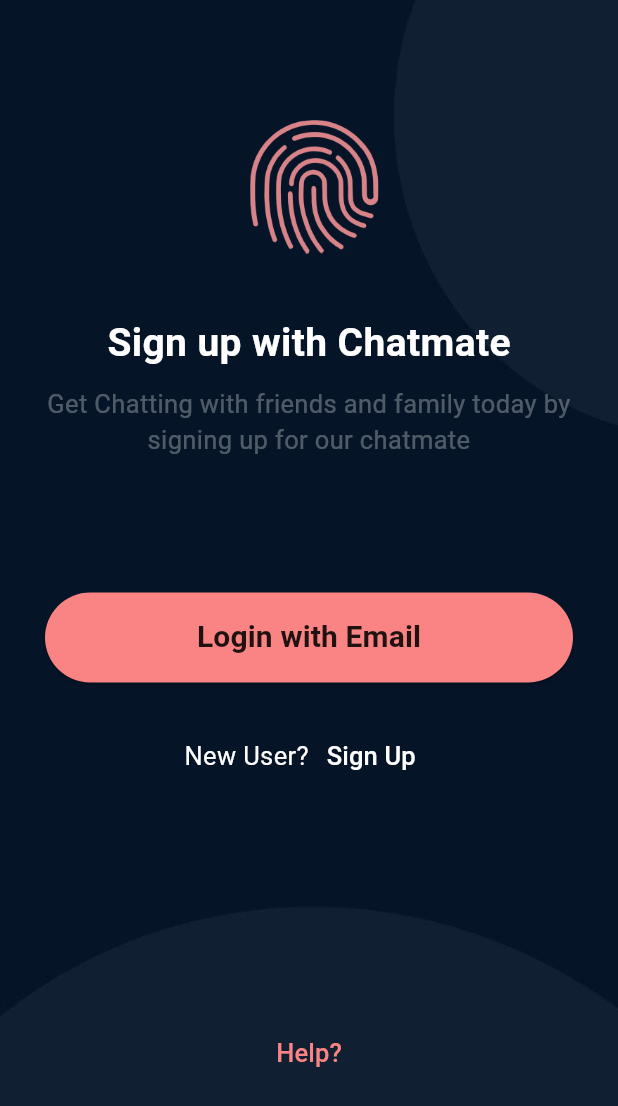
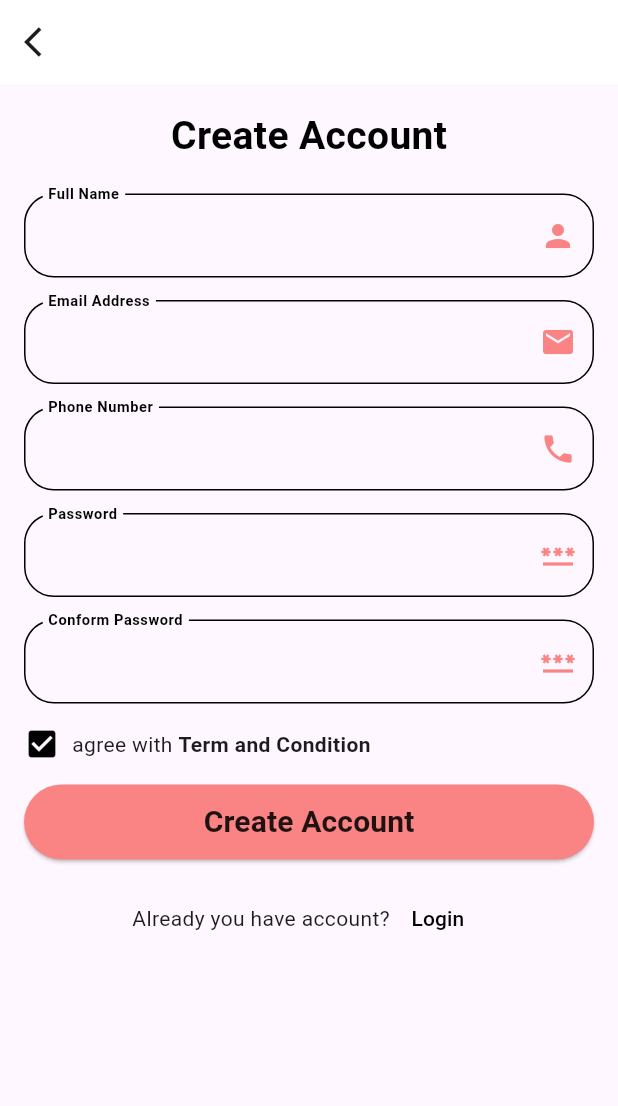
Before and after one commit to marufhasanmitul/chatmate, a Flutter app: the screen it shows after launch, after a tap on "Sign Up", on a phone screen of 412 x 824 dp. Shown: the top 1106 px of the screen. Run offline on Flutter 3.47's test engine with Material 2 defaults, Android fonts, the phone set to English and light mode, and no system bars; our stand-ins replace get.

Commit message:
SignUpScreen has added

```diff
--- a/lib/screens/authScreens/LoginScreen.dart
+++ b/lib/screens/authScreens/LoginScreen.dart
@@ -1,4 +1,5 @@
 import 'package:chatmate/Utils/colorAll.dart';
+import 'package:chatmate/screens/authScreens/SignUpScreen.dart';
 import 'package:chatmate/screens/splash_screen.dart';
 import 'package:flutter/material.dart';
 import 'package:get/get.dart';
@@ -178,7 +179,9 @@ class _LoginScreenState extends State<LoginScreen> {
                   children: [
                     const Text("Don't have an account?"),
                     TextButton(
-                      onPressed: () {},
+                      onPressed: () {
+                        Get.to(const SignUpScreen());
+                      },
                       child: const Text("Sign Up",
                           style: TextStyle(
                               color: Colors.black,
--- /dev/null
+++ b/lib/screens/authScreens/SignUpScreen.dart
@@ -0,0 +1,293 @@
+import 'package:chatmate/Utils/colorAll.dart';
+import 'package:chatmate/screens/authScreens/LoginScreen.dart';
+import 'package:chatmate/screens/splash_screen.dart';
+import 'package:flutter/material.dart';
+import 'package:get/get.dart';
+
+class SignUpScreen extends StatefulWidget {
+  const SignUpScreen({super.key});
+
+  @override
+  State<SignUpScreen> createState() => _SignUpScreenState();
+}
+
+class _SignUpScreenState extends State<SignUpScreen> {
+  final globalkey = GlobalKey<FormState>();
+  final TextEditingController emailController = TextEditingController();
+  final TextEditingController passwordController = TextEditingController();
+  final TextEditingController massageController = TextEditingController();
+
+  String? _validateEmail(value) {
+    if (value!.isEmpty) {
+      return 'Please enter an Email';
+    }
+    RegExp emailReg = RegExp(r'^[\w-\.]+@([\w-]+\.)+[\w-]{2,4}$');
+    if (!emailReg.hasMatch(value)) {
+      return 'Please enter an valid email';
+    }
+    return null;
+  }
+
+  void _submitform() {
+    if (globalkey.currentState!.validate()) {}
+  }
+
+  @override
+  Widget build(BuildContext context) {
+    return Scaffold(
+      appBar: AppBar(
+        leading: IconButton(
+            onPressed: () {
+              Get.off(const SplashScreen());
+            },
+            icon: const Icon(Icons.arrow_back_ios)),
+        backgroundColor: Colors.white,
+        elevation: 0,
+      ),
+      body: SingleChildScrollView(
+        scrollDirection: Axis.vertical,
+        child: Padding(
+          padding: const EdgeInsets.all(16.0),
+          child: Column(
+            crossAxisAlignment: CrossAxisAlignment.center,
+            mainAxisAlignment: MainAxisAlignment.center,
+            children: [
+              const Text(
+                'Create Account',
+                style: TextStyle(
+                    fontWeight: FontWeight.bold,
+                    fontSize: 26,
+                    color: Colors.black),
+              ),
+              const SizedBox(
+                height: 20,
+              ),
+              Form(
+                key: globalkey,
+                child: Column(
+                  children: [
+                    TextFormField(
+                      controller: passwordController,
+                      keyboardType: TextInputType.visiblePassword,
+                      decoration: InputDecoration(
+                        suffixIcon: const Icon(Icons.person),
+                        suffixIconColor: ColorAll.primaryColor,
+                        enabledBorder: OutlineInputBorder(
+                            borderRadius: BorderRadius.circular(20),
+                            borderSide:
+                                const BorderSide(color: Colors.black)),
+                        focusedBorder: OutlineInputBorder(
+                            borderRadius: BorderRadius.circular(20),
+                            borderSide: const BorderSide(
+                                color: ColorAll.primaryColor)),
+                        floatingLabelBehavior: FloatingLabelBehavior.always,
+                        label: const Text(
+                          'Full Name',
+                          style: TextStyle(color: Colors.black, fontSize: 13),
+                        ),
+                        labelStyle: const TextStyle(
+                            fontSize: 60, fontWeight: FontWeight.bold),
+                      ),
+                      validator: (value) {
+                        if (value == null || value!.isEmpty) {
+                          return 'Please Enter your Name';
+                        }
+                        return null;
+                      },
+                    ),
+                    const SizedBox(
+                      height: 15,
+                    ),
+                    TextFormField(
+                        controller: emailController,
+                        keyboardType: TextInputType.emailAddress,
+                        decoration: InputDecoration(
+                          suffixIcon: const Icon(
+                            Icons.mail,
+                          ),
+                          suffixIconColor: ColorAll.primaryColor,
+                          enabledBorder: OutlineInputBorder(
+                              borderRadius: BorderRadius.circular(20),
+                              borderSide:
+                                  const BorderSide(color: Colors.black)),
+                          focusedBorder: OutlineInputBorder(
+                              borderRadius: BorderRadius.circular(20),
+                              borderSide: const BorderSide(
+                                  color: ColorAll.primaryColor)),
+                          floatingLabelBehavior: FloatingLabelBehavior.always,
+                          label: const Text(
+                            'Email Address',
+                            style:
+                                TextStyle(color: Colors.black, fontSize: 13),
+                          ),
+                          labelStyle: const TextStyle(
+                              fontSize: 60, fontWeight: FontWeight.bold),
+                        ),
+                        validator: _validateEmail),
+                    const SizedBox(
+                      height: 15,
+                    ),
+                    TextFormField(
+                      controller: passwordController,
+                      keyboardType: TextInputType.visiblePassword,
+                      decoration: InputDecoration(
+                        suffixIcon: const Icon(Icons.phone),
+                        suffixIconColor: ColorAll.primaryColor,
+                        enabledBorder: OutlineInputBorder(
+                            borderRadius: BorderRadius.circular(20),
+                            borderSide:
+                                const BorderSide(color: Colors.black)),
+                        focusedBorder: OutlineInputBorder(
+                            borderRadius: BorderRadius.circular(20),
+                            borderSide: const BorderSide(
+                                color: ColorAll.primaryColor)),
+                        floatingLabelBehavior: FloatingLabelBehavior.always,
+                        label: const Text(
+                          'Phone Number',
+                          style: TextStyle(color: Colors.black, fontSize: 13),
+                        ),
+                        labelStyle: const TextStyle(
+                            fontSize: 60, fontWeight: FontWeight.bold),
+                      ),
+                      validator: (value) {
+                        if (value == null || value!.isEmpty) {
+                          return 'Please Enter your Name';
+                        } else if (value.length < 11) {
+                          return 'Please enter minimum 11 character';
+                        }
+                        return null;
+                      },
+                    ),
+                    const SizedBox(
+                      height: 15,
+                    ),
+                    TextFormField(
+                      controller: passwordController,
+                      keyboardType: TextInputType.visiblePassword,
+                      decoration: InputDecoration(
+                        suffixIcon: const Icon(Icons.password),
+                        suffixIconColor: ColorAll.primaryColor,
+                        enabledBorder: OutlineInputBorder(
+                            borderRadius: BorderRadius.circular(20),
+                            borderSide:
+                                const BorderSide(color: Colors.black)),
+                        focusedBorder: OutlineInputBorder(
+                            borderRadius: BorderRadius.circular(20),
+                            borderSide: const BorderSide(
+                                color: ColorAll.primaryColor)),
+                        floatingLabelBehavior: FloatingLabelBehavior.always,
+                        label: const Text(
+                          'Password',
+                          style: TextStyle(color: Colors.black, fontSize: 13),
+                        ),
+                        labelStyle: const TextStyle(
+                            fontSize: 60, fontWeight: FontWeight.bold),
+                      ),
+                      validator: (value) {
+                        if (value == null || value!.isEmpty) {
+                          return 'Please Enter your Name';
+                        } else if (value.length < 8) {
+                          return 'Please enter minimum 8 character';
+                        }
+                        return null;
+                      },
+                    ),
+                    const SizedBox(
+                      height: 15,
+                    ),
+                    TextFormField(
+                      controller: passwordController,
+                      keyboardType: TextInputType.visiblePassword,
+                      decoration: InputDecoration(
+                        suffixIcon: const Icon(Icons.password),
+                        suffixIconColor: ColorAll.primaryColor,
+                        enabledBorder: OutlineInputBorder(
+                            borderRadius: BorderRadius.circular(20),
+                            borderSide:
+                            const BorderSide(color: Colors.black)),
+                        focusedBorder: OutlineInputBorder(
+                            borderRadius: BorderRadius.circular(20),
+                            borderSide: const BorderSide(
+                                color: ColorAll.primaryColor)),
+                        floatingLabelBehavior: FloatingLabelBehavior.always,
+                        label: const Text(
+                          'Conform Password',
+                          style: TextStyle(color: Colors.black, fontSize: 13),
+                        ),
+                        labelStyle: const TextStyle(
+                            fontSize: 60, fontWeight: FontWeight.bold),
+                      ),
+                      validator: (value) {
+                        if (value == null || value!.isEmpty) {
+                          return 'Please Enter your Name';
+                        } else if (value.length < 8) {
+                          return 'Please enter minimum 8 character';
+                        }
+                        return null;
+                      },
+                    ),
+                    const SizedBox(
+                      height: 15,
+                    ),
+                    const Row(
+                      children: [
+                        Icon(
+                          Icons.check_box,
+                          color: Colors.black,
+                        ),
+                        SizedBox(
+                          width: 8,
+                        ),
+                        Text('agree with '),
+                        Text(
+                          'Term and Condition',
+                          style: TextStyle(fontWeight: FontWeight.bold),
+                        ),
+                      ],
+                    ),
+                  ],
+                ),
+              ),
+              const SizedBox(
+                height: 15,
+              ),
+              SizedBox(
+                  height: 50,
+                  width: double.infinity,
+                  child: ElevatedButton(
+                      style: ElevatedButton.styleFrom(
+                          backgroundColor: ColorAll.primaryColor),
+                      onPressed: _submitform,
+                      child: const Text(
+                        "Create Account",
+                        style: TextStyle(
+                            color: Colors.black87,
+                            fontWeight: FontWeight.bold,
+                            fontSize: 20),
+                      ))),
+              const SizedBox(
+                height: 15,
+              ),
+              Row(
+                crossAxisAlignment: CrossAxisAlignment.center,
+                mainAxisAlignment: MainAxisAlignment.center,
+                children: [
+                  const Text("Already you have account?"),
+                  TextButton(
+                    onPressed: () {
+                      Get.to(const LoginScreen());
+                    },
+                    child: const Text("Login",
+                        style: TextStyle(
+                            color: Colors.black,
+                            fontWeight: FontWeight.w500)),
+                  )
+                ],
+              )
+            ],
+          ),
+        ),
+      ),
+    );
+  }
+}
--- a/lib/screens/splash_screen.dart
+++ b/lib/screens/splash_screen.dart
@@ -2,6 +2,7 @@ import 'package:chatmate/Utils/ScreenBackground.dart';
 import 'package:chatmate/Utils/assets.images.dart';
 import 'package:chatmate/Utils/colorAll.dart';
 import 'package:chatmate/screens/authScreens/LoginScreen.dart';
+import 'package:chatmate/screens/authScreens/SignUpScreen.dart';
 import 'package:chatmate/screens/authScreens/helpPage.dart';
 import 'package:flutter/material.dart';
 import 'package:get/get.dart';
@@ -82,7 +83,9 @@ class _SplashScreenState extends State<SplashScreen> {
                   style: TextStyle(color: Colors.white, fontSize: 17),
                 ),
                 TextButton(
-                  onPressed: () {},
+                  onPressed: () {
+                    Get.to(const SignUpScreen());
+                  },
                   child: const Text(
                     'Sign Up',
                     style: TextStyle(color: Colors.white, fontSize: 17),
```
